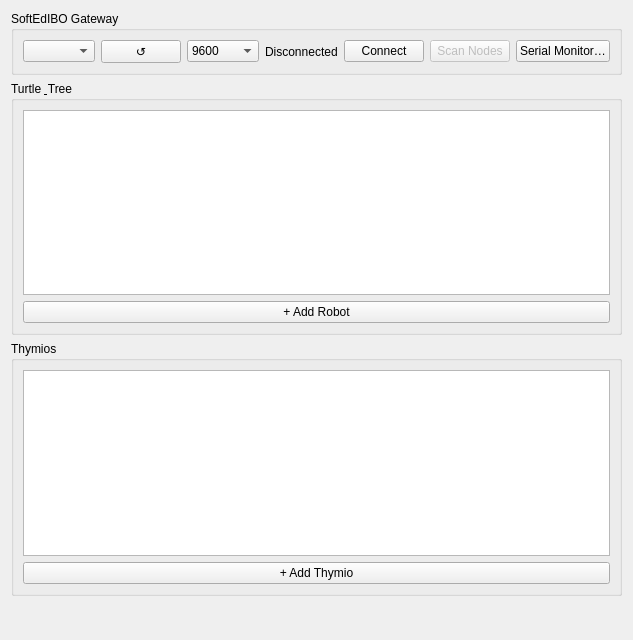
Old version of the form src/gui/ui/robot_panel.ui in the repository techandpeople/SoftEdIBO.
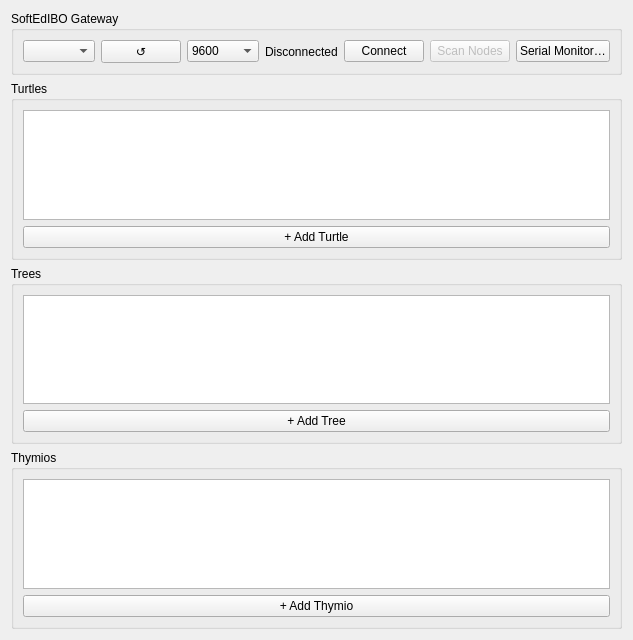
New version of the form.

What changed in the file:
```diff
--- a/src/gui/ui/robot_panel.ui
+++ b/src/gui/ui/robot_panel.ui
@@ -67,10 +67,10 @@
     </widget>
    </item>
    <item>
-    <widget class="QGroupBox" name="turtle_tree_group">
-     <property name="title"><string>Turtle &amp; Tree</string></property>
-     <property name="whatsThis"><string>Configured Turtle &amp; Tree robots and their skins/nodes. Turtle and Tree share the same hardware — they only differ in the skins fitted on top, so a single robot can carry both turtle and tree skins. Expand a robot to edit its skins, or use the row actions to test and configure it.</string></property>
-     <layout class="QVBoxLayout" name="turtle_tree_layout">
+    <widget class="QGroupBox" name="turtle_group">
+     <property name="title"><string>Turtles</string></property>
+     <property name="whatsThis"><string>Configured Turtle robots and their skins/nodes. A Turtle is one shared body whose chambers the whole group interacts with. Expand a robot to edit its skins, or use the row actions to test and configure it.</string></property>
+     <layout class="QVBoxLayout" name="turtle_layout">
       <item>
        <widget class="QTreeWidget" name="turtle_tree_tree">
         <property name="headerHidden"><bool>true</bool></property>
@@ -80,9 +80,31 @@
        </widget>
       </item>
       <item>
-       <widget class="QPushButton" name="add_turtle_tree_btn">
-        <property name="whatsThis"><string>Create a new Turtle &amp; Tree robot and open its configuration to add skins and nodes.</string></property>
-        <property name="text"><string>+ Add Robot</string></property>
+       <widget class="QPushButton" name="add_turtle_btn">
+        <property name="whatsThis"><string>Create a new Turtle robot and open its configuration to add skins and nodes.</string></property>
+        <property name="text"><string>+ Add Turtle</string></property>
+       </widget>
+      </item>
+     </layout>
+    </widget>
+   </item>
+   <item>
+    <widget class="QGroupBox" name="tree_group">
+     <property name="title"><string>Trees</string></property>
+     <property name="whatsThis"><string>Configured Tree robots and their skins/nodes. A Tree gives each child their own branch skin, which they can share with others. Expand a robot to edit its skins, or use the row actions to test and configure it.</string></property>
+     <layout class="QVBoxLayout" name="tree_layout">
+      <item>
+       <widget class="QTreeWidget" name="trees_tree">
+        <property name="headerHidden"><bool>true</bool></property>
+        <property name="rootIsDecorated"><bool>true</bool></property>
+        <column><property name="text"><string notr="true">Name</string></property></column>
+        <column><property name="text"><string notr="true">Action</string></property></column>
+       </widget>
+      </item>
+      <item>
+       <widget class="QPushButton" name="add_tree_btn">
+        <property name="whatsThis"><string>Create a new Tree robot and open its configuration to add skins and nodes.</string></property>
+        <property name="text"><string>+ Add Tree</string></property>
        </widget>
       </item>
      </layout>
```
Left out of the diff: 2 changed lines with no effect on the pictures.
